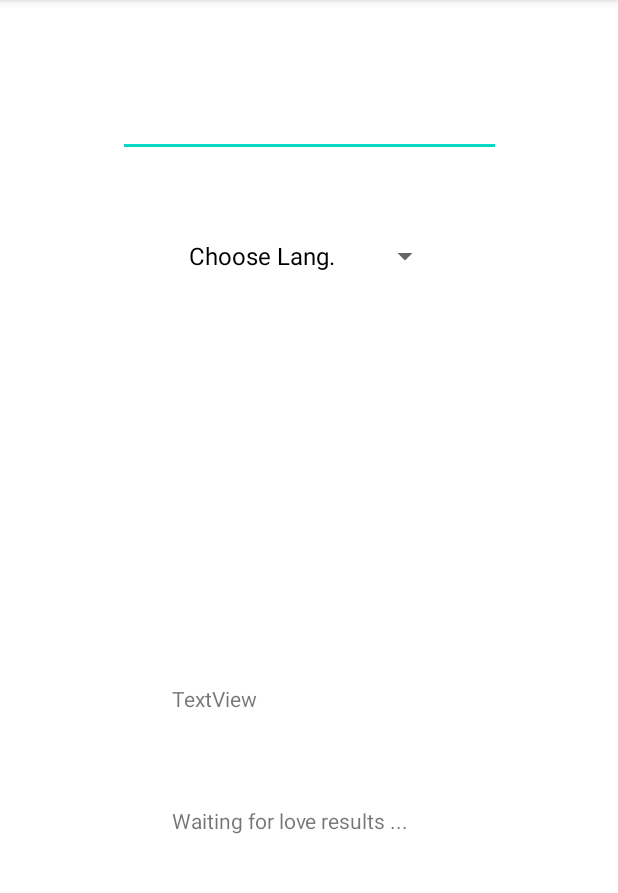
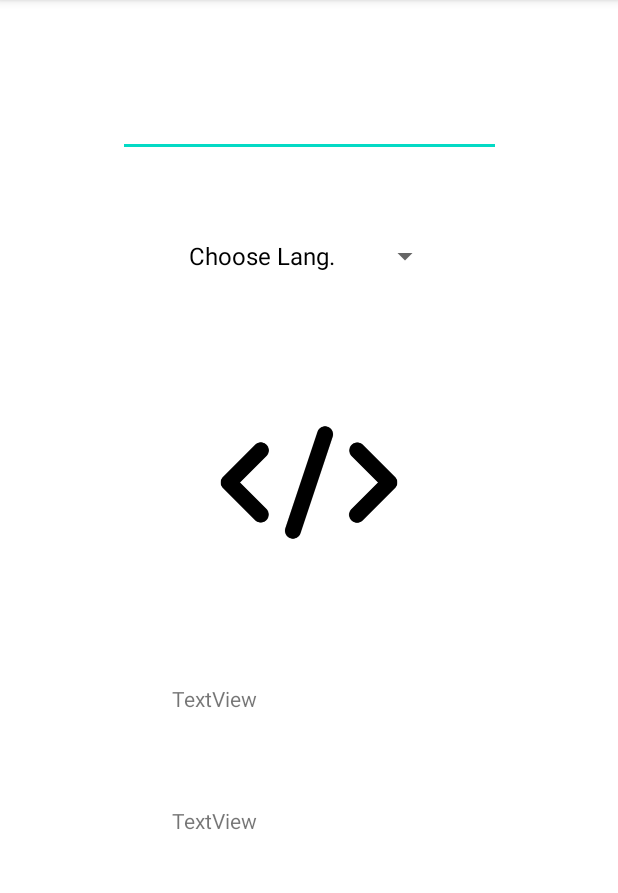
Before and after one commit to MahmoudBasma/programming-valentine, an Android app: the screen it shows after launch (MainActivity), on a phone screen of 412 x 824 dp, the part 84-977 px from its top. Run offline under Robolectric (Android 15) with nearby library versions, the phone set to English and light mode, and no system bars.

Commit message:
image fix

```diff
--- a/app/src/main/java/com/example/programmingvalentine/MainActivity.java
+++ b/app/src/main/java/com/example/programmingvalentine/MainActivity.java
@@ -11,58 +11,63 @@ import android.widget.Spinner;
 import android.widget.TextView;
 import android.widget.Toast;
 import java.util.ArrayList;
+import java.util.Locale;
 import java.util.Random;
 
 public class MainActivity extends AppCompatActivity implements AdapterView.OnItemSelectedListener {
     Spinner spinner;
     ImageView imgView = null;
     TextView name, res;
-
+    boolean checked[] = new boolean[9];
     @Override
     protected void onCreate(Bundle savedInstanceState) {
         super.onCreate(savedInstanceState);
         setContentView(R.layout.activity_main);
-
         spinner = findViewById(R.id.dropList);
-
         ArrayAdapter<CharSequence> adapter = ArrayAdapter.createFromResource(this, R.array.langs, R.layout.support_simple_spinner_dropdown_item);
         adapter.setDropDownViewResource(android.R.layout.simple_spinner_dropdown_item);
         spinner.setAdapter(adapter);
         spinner.setOnItemSelectedListener(this);
-
-
-
 
     }
     @Override
     public void onItemSelected(AdapterView<?> parent, View view, int position, long l) {
         name = findViewById(R.id.name);
         res = findViewById(R.id.results);
+        imgView = findViewById(R.id.imageView);
 
-        if (imgView != null){
-            imgView.setImageResource(0);
+        String lang = parent.getItemAtPosition(position).toString();
+        lang = lang.toLowerCase();
+
+        if(lang.equals("java")){
+            imgView.setImageResource(R.drawable.java);
         }
-        String lang = parent.getItemAtPosition(position).toString();
-        switch (lang){
-            case "Java":
-                imgView.setImageResource(R.drawable.java);
-            case "Python":
-                imgView.setImageResource(R.drawable.python);
-            case "PHP":
-                imgView.setImageResource(R.drawable.php);
-            case "JavaScript":
-                imgView.setImageResource(R.drawable.javascript);
-            case "GO":
-                imgView.setImageResource(R.drawable.go);
-            case "Ruby":
-                imgView.setImageResource(R.drawable.ruby);
-            case "C++":
-                imgView.setImageResource(R.drawable.cplusplus);
-            case "C#":
-                imgView.setImageResource(R.drawable.csharp);
+        else if(lang.equals("javascript")){
+            imgView.setImageResource(R.drawable.javascript);
+        }
+        else if(lang.equals("sql")){
+            imgView.setImageResource(R.drawable.sql);
+        }
+        else if(lang.equals("python")){
+            imgView.setImageResource(R.drawable.python);
+        }
+        else if(lang.equals("ruby")){
+            imgView.setImageResource(R.drawable.ruby);
+        }
+        else if(lang.equals("go")){
+            imgView.setImageResource(R.drawable.go);
+        }
+        else if(lang.equals("php")){
+            imgView.setImageResource(R.drawable.php);
+        }
+        else if(lang.equals("c++")){
+            imgView.setImageResource(R.drawable.cplusplus);
+        }
+        else if(lang.equals("c#")){
+            imgView.setImageResource(R.drawable.csharp);
         }
 
-        res.setText("Waiting for love results ...");
+        //res.setText(res.getText() + " " + lang);
 
     }
 
--- a/app/src/main/res/layout/activity_main.xml
+++ b/app/src/main/res/layout/activity_main.xml
@@ -10,12 +10,12 @@
         android:id="@+id/imageView"
         android:layout_width="176dp"
         android:layout_height="171dp"
-        android:visibility="invisible"
+        android:visibility="visible"
         app:layout_constraintBottom_toTopOf="@+id/textView"
         app:layout_constraintEnd_toEndOf="parent"
         app:layout_constraintStart_toStartOf="parent"
         app:layout_constraintTop_toBottomOf="@+id/dropList"
-        app:srcCompat="@drawable/cplusplus" />
+        app:srcCompat="@drawable/icon" />
 
     <TextView
         android:id="@+id/textView"
```
Also changed, not shown: app/src/main/res/drawable/icon.png (added).
